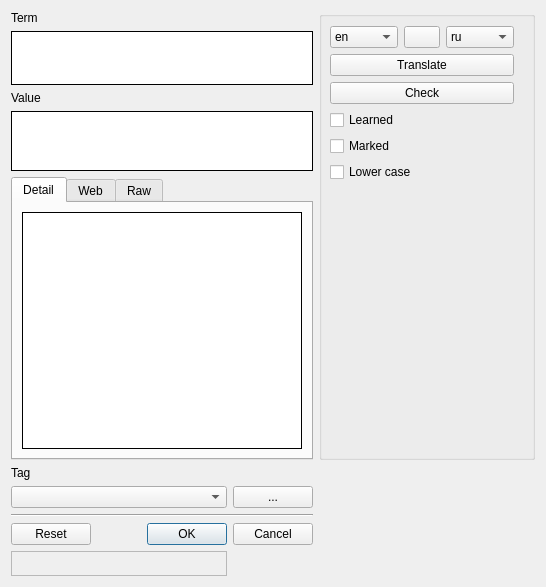
Before: the Qt Designer form Forms/WordEditor.ui in skynowa/iTeacher, drawn with Qt 5.
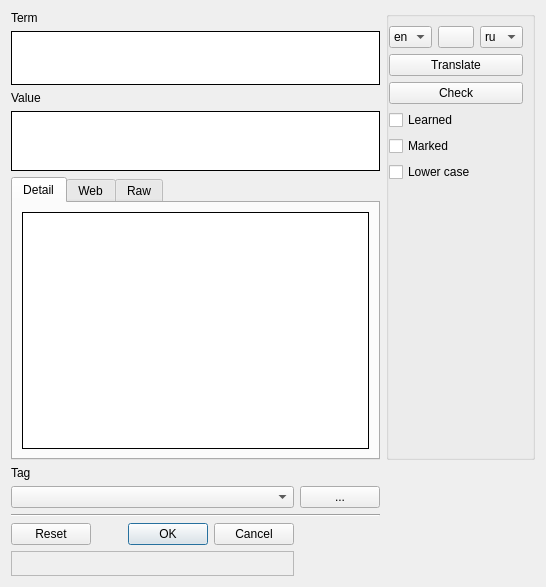
After: the same form once the commit is applied. Icons and pictures are not drawn.

The edit to the form file:
```diff
--- a/Forms/WordEditor.ui
+++ b/Forms/WordEditor.ui
@@ -329,7 +329,7 @@
      </property>
     </widget>
    </item>
-   <item row="8" column="0" colspan="2">
+   <item row="8" column="0">
     <widget class="QDialogButtonBox" name="bbxButtons">
      <property name="standardButtons">
       <set>QDialogButtonBox::Cancel|QDialogButtonBox::Ok|QDialogButtonBox::Reset</set>
```
